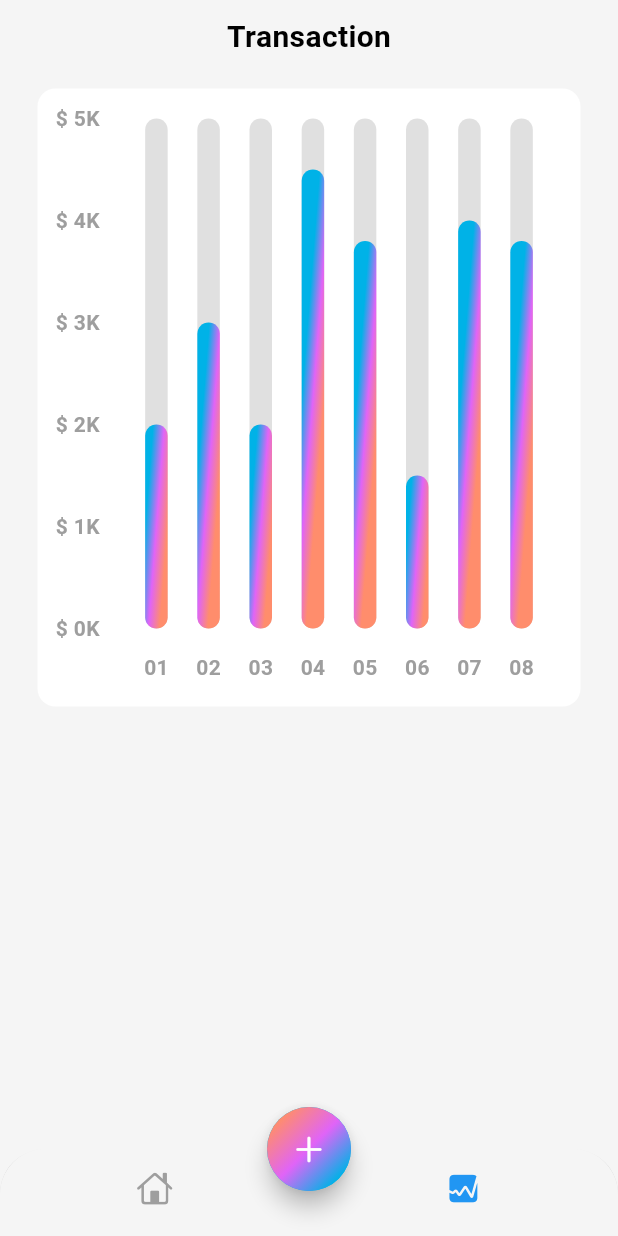
After one commit to ah-nah1d/expense_tracker, a Flutter app: the screen it shows after launch, item 2 of the bottom bar chosen, on a phone screen of 412 x 824 dp. The commit adds this screen. Run offline on Flutter 3.47's test engine with Material 3 defaults, Android fonts, the phone set to English and light mode, and no system bars; drawn by our look-alikes of fl_chart; our stand-ins replace font_awesome_flutter.

Commit message:
added the stats Bar chart

```diff
--- a/lib/screens/Home/views/home_screen.dart
+++ b/lib/screens/Home/views/home_screen.dart
@@ -1,60 +1,70 @@
 import 'dart:math';
 
 import 'package:expense_tracker/screens/Home/views/main_screen.dart';
+import 'package:expense_tracker/screens/Stats/stats.dart';
 import 'package:flutter/cupertino.dart';
 import 'package:flutter/material.dart';
 
-class HomeScreen extends StatelessWidget {
+class HomeScreen extends StatefulWidget {
   const HomeScreen({super.key});
+
+  @override
+  State<HomeScreen> createState() => _HomeScreenState();
+}
+
+class _HomeScreenState extends State<HomeScreen> {
+  int screen = 0;
+  Color selectedItem=Colors.blue;
+  Color unSelectedItem = Colors.grey;
 
   @override
   Widget build(BuildContext context) {
     return Scaffold(
-      bottomNavigationBar:ClipRRect(
+        bottomNavigationBar: ClipRRect(
           borderRadius: const BorderRadius.vertical(
             top: Radius.circular(30),
           ),
           child: BottomNavigationBar(
-          backgroundColor: Colors.white,
+              onTap: (value) {
+                setState(() {
+                  screen = value;
+                });
+              },
               showSelectedLabels: false,
               showUnselectedLabels: false,
               elevation: 3,
               items: [
                 BottomNavigationBarItem(
-              icon: Icon(CupertinoIcons.home),
-              label: 'Home'
+                    icon: Icon(
+                      CupertinoIcons.home,
+                      color: screen==0?selectedItem:unSelectedItem,
                     ),
+                    label: 'Home'),
                 BottomNavigationBarItem(
-              icon: Icon(CupertinoIcons.graph_square_fill),
-              label: 'Stats'
-            )
-          ]
+                    icon: Icon(
+                      CupertinoIcons.graph_square_fill,
+                      color: screen==1?selectedItem:unSelectedItem,
                     ),
+                    label: 'Stats')
+              ]),
         ),
         floatingActionButtonLocation: FloatingActionButtonLocation.centerDocked,
         floatingActionButton: FloatingActionButton(
-        onPressed: (){},
+          onPressed: () {},
           shape: CircleBorder(),
           child: Container(
             width: 60,
             height: 60,
             decoration: BoxDecoration(
                 shape: BoxShape.circle,
-            gradient: LinearGradient(
-              colors: [
+                gradient: LinearGradient(colors: [
                   Theme.of(context).colorScheme.tertiary,
                   Theme.of(context).colorScheme.secondary,
                   Theme.of(context).colorScheme.primary,
-              ],
-              transform: const GradientRotation(pi/4)
-            )
-          ),
-          child: const Icon(
-            CupertinoIcons.add
+                ], transform: const GradientRotation(pi / 4))),
+            child: const Icon(CupertinoIcons.add),
           ),
         ),
-      ),
-      body: const MainScreen(),
-    );
+        body: screen == 0 ? MainScreen() : StatScreen());
   }
 }
--- /dev/null
+++ b/lib/screens/Stats/chart.dart
@@ -0,0 +1,155 @@
+import 'dart:math';
+
+import 'package:fl_chart/fl_chart.dart';
+import 'package:flutter/cupertino.dart';
+import 'package:flutter/material.dart';
+
+class MyChart extends StatefulWidget {
+  const MyChart({super.key});
+
+  @override
+  State<MyChart> createState() => _MyChartState();
+}
+
+class _MyChartState extends State<MyChart> {
+  @override
+  Widget build(BuildContext context) {
+    return BarChart(
+      mainBarData(),
+    );
+  }
+
+  BarChartGroupData makeGroupData(int x, double y) {
+    return BarChartGroupData(x: x, barRods: [
+      BarChartRodData(
+          toY: y,
+          gradient: LinearGradient(colors: [
+            Theme.of(context).colorScheme.primary,
+            Theme.of(context).colorScheme.secondary,
+            Theme.of(context).colorScheme.tertiary,
+          ], transform: const GradientRotation(pi / 40)),
+          width: 15,
+          backDrawRodData: BackgroundBarChartRodData(
+              show: true, toY: 5, color: Colors.grey.shade300))
+    ]);
+  }
+
+  List<BarChartGroupData> showingGroups() => List.generate(8, (i) {
+        switch (i) {
+          case 0:
+            return makeGroupData(0, 2);
+          case 1:
+            return makeGroupData(1, 3);
+          case 2:
+            return makeGroupData(2, 2);
+          case 3:
+            return makeGroupData(3, 4.5);
+          case 4:
+            return makeGroupData(4, 3.8);
+          case 5:
+            return makeGroupData(5, 1.5);
+          case 6:
+            return makeGroupData(6, 4);
+          case 7:
+            return makeGroupData(7, 3.8);
+          default:
+            return throw Error();
+        }
+      });
+  BarChartData mainBarData() {
+    return BarChartData(
+      titlesData: FlTitlesData(
+          show: true,
+          rightTitles:
+              const AxisTitles(sideTitles: SideTitles(showTitles: false)),
+          topTitles:
+              const AxisTitles(sideTitles: SideTitles(showTitles: false)),
+          bottomTitles: AxisTitles(
+              sideTitles: SideTitles(
+            showTitles: true,
+            reservedSize: 40,
+            getTitlesWidget: getTiles,
+          )),
+          leftTitles: AxisTitles(
+            sideTitles: SideTitles(
+              showTitles: true,
+              reservedSize: 40,
+              getTitlesWidget: leftTitles,
+            ),
+          )),
+      borderData: FlBorderData(show: false),
+      gridData: FlGridData(show: false),
+      barGroups: showingGroups(),
+    );
+  }
+
+  Widget getTiles(double value, TitleMeta meta) {
+    const style = TextStyle(
+      color: Colors.grey,
+      fontWeight: FontWeight.bold,
+      fontSize: 14,
+    );
+    Widget text;
+    switch (value.toInt()) {
+      case 0:
+        text = const Text('01', style: style);
+        break;
+      case 1:
+        text = const Text('02', style: style);
+        break;
+      case 2:
+        text = const Text('03', style: style);
+        break;
+      case 3:
+        text = const Text('04', style: style);
+        break;
+      case 4:
+        text = const Text('05', style: style);
+        break;
+      case 5:
+        text = const Text('06', style: style);
+        break;
+      case 6:
+        text = const Text('07', style: style);
+        break;
+      case 7:
+        text = const Text('08', style: style);
+        break;
+      default:
+        text = const Text('', style: style);
+        break;
+    }
+    return Padding(
+      padding: const EdgeInsets.only(top: 16.0),
+      child: text,
+    );
+  }
+
+  Widget leftTitles(double value, TitleMeta meta) {
+    const style = TextStyle(
+      color: Colors.grey,
+      fontWeight: FontWeight.bold,
+      fontSize: 14,
+    );
+    String text;
+    if (value == 0)
+      text = '\$ 0K';
+    else if (value == 1)
+      text = '\$ 1K';
+    else if (value == 2)
+      text = '\$ 2K';
+    else if (value == 3)
+      text = '\$ 3K';
+    else if (value == 4)
+      text = '\$ 4K';
+    else if (value == 5)
+      text = '\$ 5K';
+    else
+      return Container();
+
+    return Padding(
+      padding: const EdgeInsets.only(top: 0.0),
+      child: Text(text, style: style),
+    );
+  }
+}
--- /dev/null
+++ b/lib/screens/Stats/stats.dart
@@ -0,0 +1,41 @@
+import 'package:expense_tracker/screens/Stats/chart.dart';
+import 'package:fl_chart/fl_chart.dart';
+import 'package:flutter/cupertino.dart';
+import 'package:flutter/material.dart';
+
+class StatScreen extends StatelessWidget {
+  const StatScreen({super.key});
+
+  @override
+  Widget build(BuildContext context) {
+    return SafeArea(
+      child: Padding(
+        padding: const EdgeInsets.symmetric(horizontal: 25,vertical: 10),
+        child: Column(
+          children: [
+            Text(
+              'Transaction',
+              style: TextStyle(
+                fontSize: 20,
+                fontWeight: FontWeight.bold
+              ),
+            ),
+            const SizedBox(height: 20,),
+            Container(
+              width: MediaQuery.of(context).size.width,
+              height: MediaQuery.of(context).size.width,
+              decoration: BoxDecoration(
+                color: Colors.white,
+                borderRadius: BorderRadius.circular(12)
+              ),
+              child: Padding(
+                padding: const EdgeInsets.fromLTRB(12,20,12,12),
+                child: const MyChart()
+              ),
+            )
+          ],
+        ),
+      ),
+    );
+  }
+}
--- a/pubspec.yaml
+++ b/pubspec.yaml
@@ -35,6 +35,7 @@ dependencies:
   # Use with the CupertinoIcons class for iOS style icons.
   cupertino_icons: ^1.0.8
   font_awesome_flutter: ^10.8.0
+  fl_chart: ^0.70.1
 
 dev_dependencies:
   flutter_test:
```
Also changed, not shown: pubspec.lock. Lines whose indentation alone changed are shown as unchanged.
